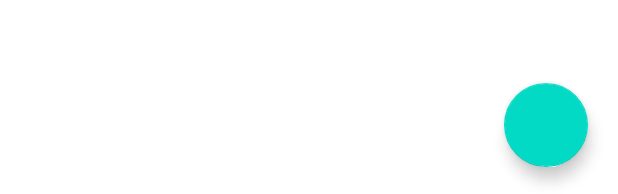
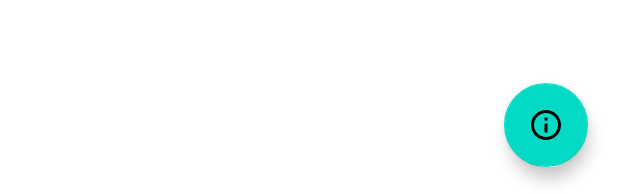
Before and after one commit to akshaykhare19/Daily-Bucket, an Android app: the layout fragment_days.xml on its own in the app's theme, with its tools: preview values and no code run, on a phone screen of 412 x 824 dp. Shown: the part 1039-1233 px from the top of the screen. Run offline under Robolectric (Android 15) with nearby library versions, the phone set to English and light mode, and no system bars.

Commit message:
Added info and profile icons

```diff
--- /dev/null
+++ b/app/src/main/res/drawable/ic_info.xml
@@ -0,0 +1,10 @@
+<vector xmlns:android="http://schemas.android.com/apk/res/android"
+    android:width="24dp"
+    android:height="24dp"
+    android:viewportWidth="24"
+    android:viewportHeight="24"
+    android:tint="?attr/colorControlNormal">
+  <path
+      android:fillColor="@android:color/white"
+      android:pathData="M11,7h2v2h-2zM11,11h2v6h-2zM12,2C6.48,2 2,6.48 2,12s4.48,10 10,10 10,-4.48 10,-10S17.52,2 12,2zM12,20c-4.41,0 -8,-3.59 -8,-8s3.59,-8 8,-8 8,3.59 8,8 -3.59,8 -8,8z"/>
+</vector>
--- a/app/src/main/res/layout/fragment_days.xml
+++ b/app/src/main/res/layout/fragment_days.xml
@@ -48,6 +48,7 @@
         android:layout_height="wrap_content"
         android:layout_margin="20dp"
         android:contentDescription="@string/add_item"
+        android:src="@drawable/ic_info"
         app:layout_constraintBottom_toBottomOf="parent"
         app:layout_constraintRight_toRightOf="parent"/>
 
```
Also changed, not shown: app/src/main/res/drawable/ic_profile.xml (added, +10 -0 lines).
